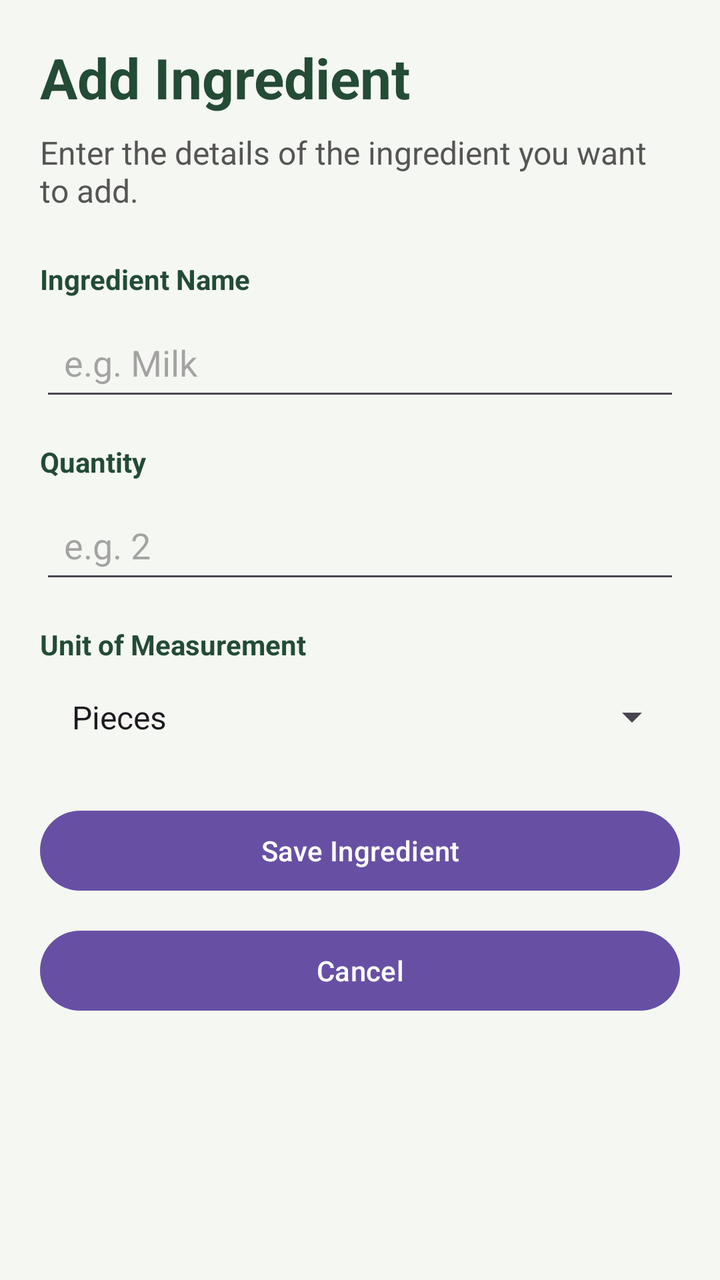
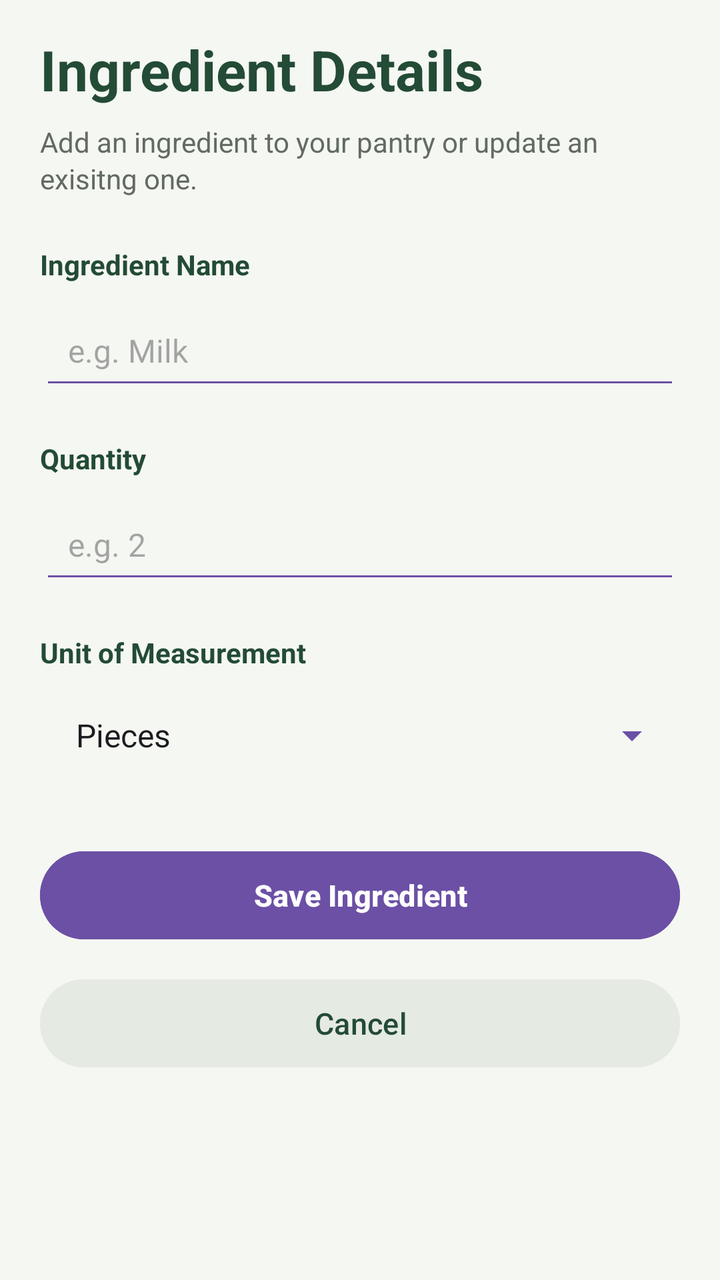

Before-and-after screenshots of an Android layout around one commit, followed by the original layout XML and the change that was made.
<!-- AndroidManifest.xml: application theme Theme.SmartPantryManager -->
<!-- res/layout/activity_add_ingredient.xml -->
<?xml version="1.0" encoding="utf-8"?>
<LinearLayout
xmlns:android="http://schemas.android.com/apk/res/android"
    android:layout_width="match_parent"
    android:layout_height="match_parent"
    android:orientation="vertical"
    android:background="#F5F7F2"
    android:padding="20dp">

    
    <TextView
        android:layout_width="match_parent"
        android:layout_height="wrap_content"
        android:text="Add Ingredient"
        android:textSize="28sp"
        android:textStyle="bold"
        android:textColor="#234B35"
        android:layout_marginBottom="8dp" />

    <TextView
        android:layout_width="match_parent"
        android:layout_height="wrap_content"
        android:text="Enter the details of the ingredient you want to add."
        android:textSize="16sp"
        android:textColor="#555555"
        android:layout_marginBottom="24dp" />

    
    <TextView
        android:layout_width="match_parent"
        android:layout_height="wrap_content"
        android:text="Ingredient Name"
        android:textStyle="bold"
        android:textColor="#234B35"
        android:layout_marginBottom="8dp" />

    <EditText
        android:id="@+id/edtIngredientName"
        android:layout_width="match_parent"
        android:layout_height="wrap_content"
        android:hint="e.g. Milk"
        android:inputType="textCapSentences"
        android:padding="12dp"
        android:layout_marginBottom="16dp" />

    
    <TextView
        android:layout_width="match_parent"
        android:layout_height="wrap_content"
        android:text="Quantity"
        android:textStyle="bold"
        android:textColor="#234B35"
        android:layout_marginBottom="8dp" />

    <EditText
        android:id="@+id/edtQuantity"
        android:layout_width="match_parent"
        android:layout_height="wrap_content"
        android:hint="e.g. 2"
        android:inputType="numberDecimal"
        android:padding="12dp"
        android:layout_marginBottom="16dp" />

    
    <TextView
        android:layout_width="match_parent"
        android:layout_height="wrap_content"
        android:text="Unit of Measurement"
        android:textStyle="bold"
        android:textColor="#234B35"
        android:layout_marginBottom="8dp" />

    <Spinner
        android:id="@+id/spinnerUnit"
        android:layout_width="match_parent"
        android:layout_height="wrap_content"
        android:entries="@array/ingredient_units"
        android:padding="8dp"
        android:layout_marginBottom="24dp" />

    
    <Button
        android:id="@+id/btnSaveIngredient"
        android:layout_width="match_parent"
        android:layout_height="wrap_content"
        android:text="Save Ingredient"
        android:layout_marginBottom="12dp" />

    
    <Button
        android:id="@+id/btnCancelIngredient"
        android:layout_width="match_parent"
        android:layout_height="wrap_content"
        android:text="Cancel" />


</LinearLayout>
<!-- resources referenced by this layout -->
<resources>
  <string-array name="ingredient_units">
          <item>Pieces</item>
          <item>Kg</item>
          <item>Grams</item>
          <item>Litres</item>
          <item>Millilitres</item>
          <item>Packets</item>
          <item>Cans</item>
          <item>Bottles</item>
      </string-array>
  <style name="Theme.SmartPantryManager" parent="Base.Theme.SmartPantryManager" />
  <style name="Base.Theme.SmartPantryManager" parent="Theme.Material3.DayNight">
  
          
          
      </style>
</resources>

<!-- the commit's change to res/layout/activity_add_ingredient.xml (unified diff, before → after) -->
@@ -5,93 +5,125 @@ xmlns:android="http://schemas.android.com/apk/res/android"
     android:layout_height="match_parent"
     android:orientation="vertical"
     android:background="#F5F7F2"
-    android:padding="20dp">
+    android:paddingStart="20dp"
+    android:paddingEnd="20dp"
+    android:paddingTop="16dp"
+    android:paddingBottom="16dp">
 
     
     <TextView
         android:layout_width="match_parent"
         android:layout_height="wrap_content"
-        android:text="Add Ingredient"
+        android:text="Ingredient Details"
         android:textSize="28sp"
         android:textStyle="bold"
         android:textColor="#234B35"
         android:layout_marginBottom="8dp" />
 
+    
     <TextView
         android:layout_width="match_parent"
         android:layout_height="wrap_content"
-        android:text="Enter the details of the ingredient you want to add."
-        android:textSize="16sp"
-        android:textColor="#555555"
-        android:layout_marginBottom="24dp" />
+        android:text="Add an ingredient to your pantry or update an exisitng one."
+        android:textSize="14sp"
+        android:textColor="#626B63"
+        android:lineSpacingExtra="2dp"
+        android:layout_marginBottom="24dp"/>
 
     
     <TextView
         android:layout_width="match_parent"
         android:layout_height="wrap_content"
         android:text="Ingredient Name"
+        android:textSize="14sp"
         android:textStyle="bold"
         android:textColor="#234B35"
-        android:layout_marginBottom="8dp" />
+        android:layout_marginBottom="6dp" />
 
+    
     <EditText
         android:id="@+id/edtIngredientName"
         android:layout_width="match_parent"
-        android:layout_height="wrap_content"
+        android:layout_height="52dp"
         android:hint="e.g. Milk"
         android:inputType="textCapSentences"
-        android:padding="12dp"
-        android:layout_marginBottom="16dp" />
+        android:singleLine="true"
+        android:textSize="16sp"
+        android:paddingStart="14dp"
+        android:paddingEnd="14dp"
+        android:backgroundTint="#6B50A5"
+        android:layout_marginBottom="20dp" />
 
     
     <TextView
         android:layout_width="match_parent"
         android:layout_height="wrap_content"
         android:text="Quantity"
+        android:textSize="14sp"
         android:textStyle="bold"
         android:textColor="#234B35"
-        android:layout_marginBottom="8dp" />
+        android:layout_marginBottom="6dp" />
 
+    
     <EditText
         android:id="@+id/edtQuantity"
         android:layout_width="match_parent"
-        android:layout_height="wrap_content"
+        android:layout_height="52dp"
         android:hint="e.g. 2"
         android:inputType="numberDecimal"
-        android:padding="12dp"
-        android:layout_marginBottom="16dp" />
+        android:singleLine="true"
+        android:textSize="16sp"
+        android:paddingStart="14dp"
+        android:paddingEnd="14dp"
+        android:backgroundTint="#6B50A5"
+        android:layout_marginBottom="20dp" />
 
     
     <TextView
         android:layout_width="match_parent"
         android:layout_height="wrap_content"
         android:text="Unit of Measurement"
+        android:textSize="14sp"
         android:textStyle="bold"
         android:textColor="#234B35"
-        android:layout_marginBottom="8dp" />
+        android:layout_marginBottom="6dp" />
 
+    
     <Spinner
         android:id="@+id/spinnerUnit"
         android:layout_width="match_parent"
-        android:layout_height="wrap_content"
+        android:layout_height="52dp"
         android:entries="@array/ingredient_units"
-        android:padding="8dp"
-        android:layout_marginBottom="24dp" />
+        android:paddingStart="10dp"
+        android:paddingEnd="10dp"
+        android:backgroundTint="#6B50A5"
+        android:layout_marginBottom="28dp" />
 
     
     <Button
         android:id="@+id/btnSaveIngredient"
         android:layout_width="match_parent"
-        android:layout_height="wrap_content"
+        android:layout_height="52dp"
         android:text="Save Ingredient"
+        android:textAllCaps="false"
+        android:textSize="15sp"
+        android:textStyle="bold"
+        android:textColor="#FFFFFF"
+        android:backgroundTint="#6B50A5"
+        android:stateListAnimator="@null"
         android:layout_marginBottom="12dp" />
 
     
     <Button
         android:id="@+id/btnCancelIngredient"
         android:layout_width="match_parent"
-        android:layout_height="wrap_content"
-        android:text="Cancel" />
+        android:layout_height="52dp"
+        android:text="Cancel"
+        android:textAllCaps="false"
+        android:textSize="15dp"
+        android:textColor="#234B35"
+        android:backgroundTint="#E5EAE2"
+        android:stateListAnimator="@null" />
 
 
 </LinearLayout>
